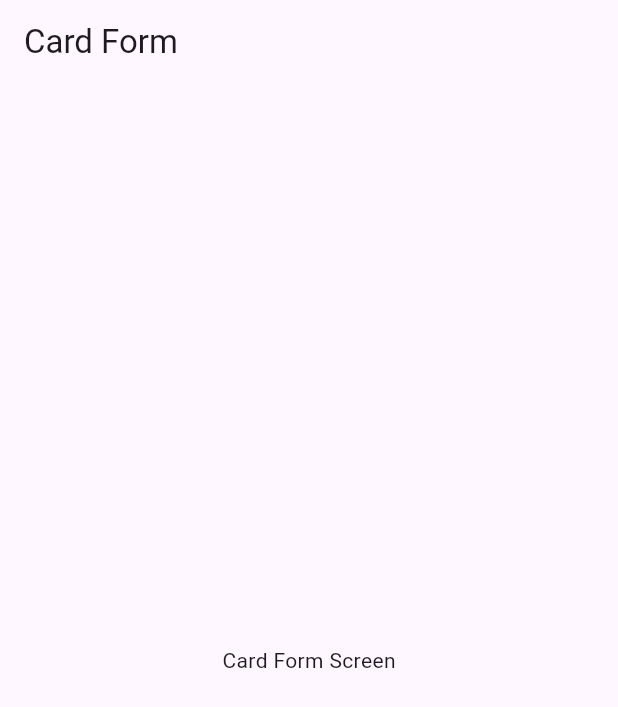
After one commit to KabeloDev/credit_card_validator, a Flutter app: the screen it shows after launch, on a phone screen of 412 x 824 dp. The commit adds this screen. Shown: the top 707 px of the screen. Run offline on Flutter 3.47's test engine with Material 3 defaults, Android fonts, the phone set to English and light mode, and no system bars.

Commit message:
Initial presentation

```diff
--- /dev/null
+++ b/lib/features/card_validation/presentation/pages/card_form.dart
@@ -0,0 +1,17 @@
+import 'package:flutter/material.dart';
+
+class CardForm extends StatelessWidget {
+  const CardForm({super.key});
+
+  @override
+  Widget build(BuildContext context) {
+    return Scaffold(
+      appBar: AppBar(
+        title: const Text('Card Form'),
+      ),
+      body: const Center(
+        child: Text('Card Form Screen'),
+      ),
+    );
+  }
+}
--- a/lib/screens/card_validation.dart
+++ b/lib/features/card_validation/presentation/pages/card_list.dart
@@ -1,16 +1,16 @@
 import 'package:flutter/material.dart';
 
-class CardValidation extends StatelessWidget {
-  const CardValidation({super.key});
+class CardList extends StatelessWidget {
+  const CardList({super.key});
 
   @override
   Widget build(BuildContext context) {
     return Scaffold(
       appBar: AppBar(
-        title: const Text('Card Validation'),
+        title: const Text('Card List'),
       ),
       body: const Center(
-        child: Text('Card Validation Screen'),
+        child: Text('Card List Screen'),
       ),
     );
   }
--- a/lib/main.dart
+++ b/lib/main.dart
@@ -1,4 +1,4 @@
-import 'package:card_scanner/screens/card_validation.dart';
+import 'package:card_scanner/features/card_validation/presentation/pages/card_form.dart';
 import 'package:flutter/material.dart';
 
 void main() {
@@ -15,7 +15,7 @@ class MyApp extends StatelessWidget {
       theme: ThemeData(
         colorScheme: ColorScheme.fromSeed(seedColor: Colors.deepPurple),
       ),
-      home: const CardValidation(),
+      home: const CardForm(),
     );
   }
 }
```
